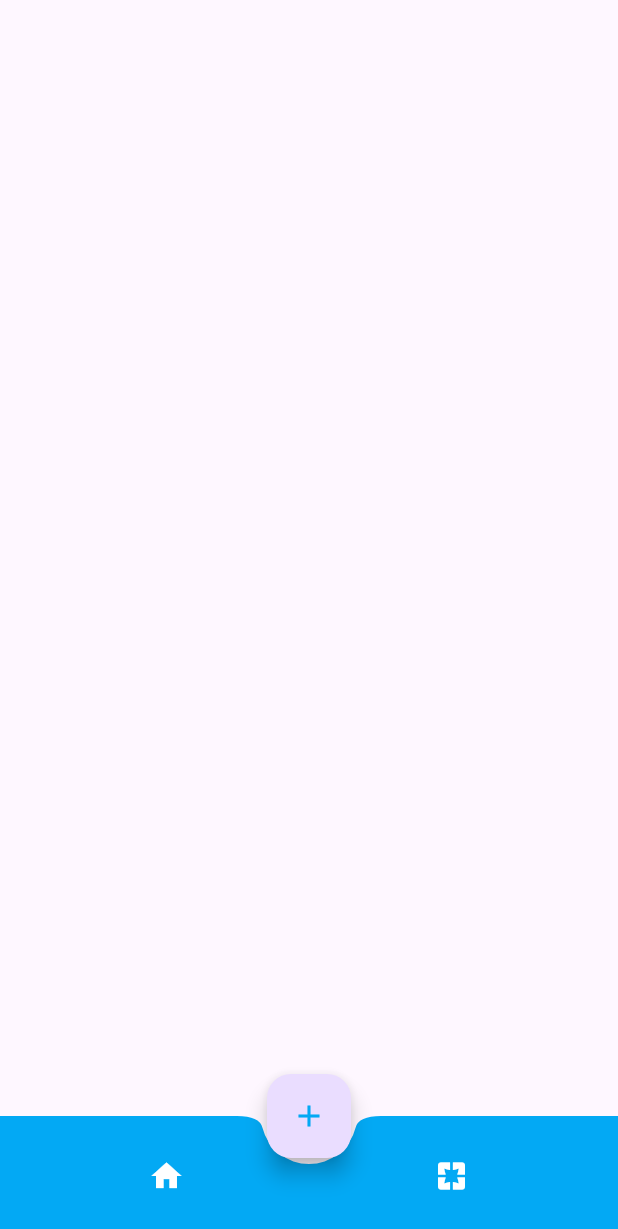
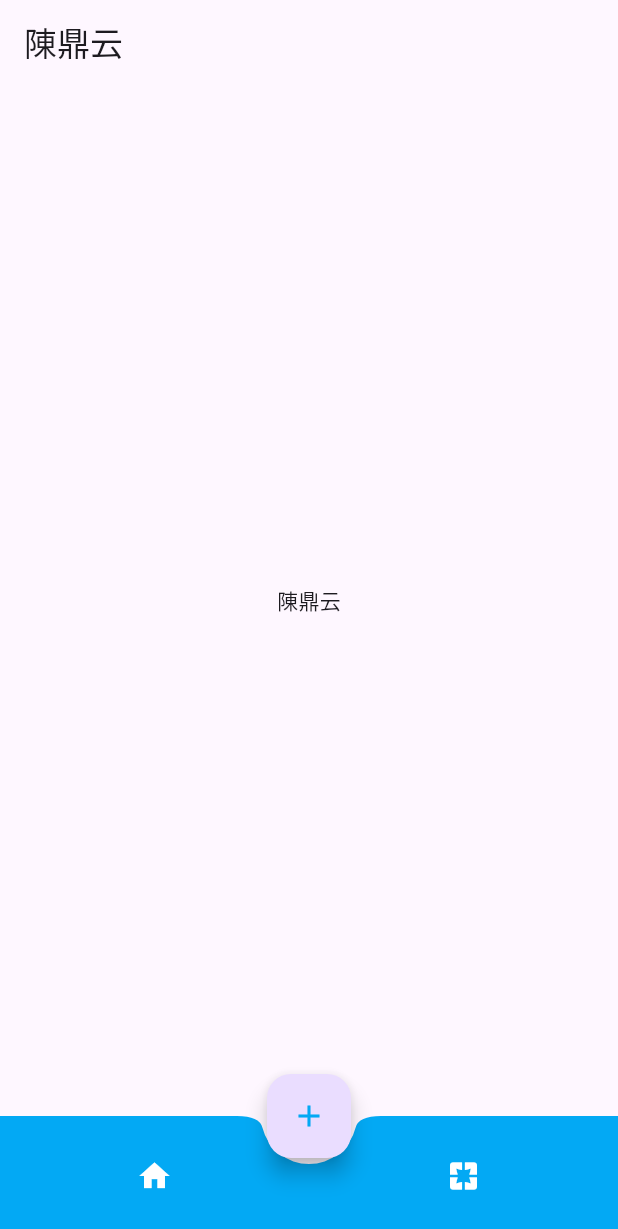
Before and after one commit to redfish-27182/my_flutter_learning, a Flutter app: the screen it shows after launch, on a phone screen of 412 x 824 dp. Shown: the top 1229 px of the screen. Run offline on Flutter 3.47's test engine with Material 3 defaults, Android fonts, the light colour scheme and no system bars.

Commit message:
class18: 底部路徑導航/不規則圖案/頁面跳轉

```diff
--- a/lib/bottom_navigation_widget.dart
+++ b/lib/bottom_navigation_widget.dart
@@ -1,47 +1,86 @@
 import 'package:flutter/material.dart';
+import 'each_view.dart';
 
-class BottomAppBarDemo extends StatefulWidget{
+class BottomAppBarDemo extends StatefulWidget {
+  @override
   _BottomAppBarDemoState createState() => _BottomAppBarDemoState();
 }
 
-class _BottomAppBarDemoState extends State<BottomAppBarDemo>{
+class _BottomAppBarDemoState extends State<BottomAppBarDemo> {
+  List<Widget> _eachView = [];
+  int _index = 0;
+
   @override
-  Widget build(BuildContext context){
+  void initState() {
+    super.initState();
+    _eachView = [];
+    _eachView
+      ..add(EachView("陳鼎云")) // 💡 陣列編號 0
+      ..add(EachView("楊伶予")); // 💡 陣列編號 1
+  }
+
+  @override
+  Widget build(BuildContext context) {
     return Scaffold(
+      body: _eachView[_index],
+
+      // 🟢 1. 懸浮大顆加號按鈕，點擊會彈出新頁面
       floatingActionButton: FloatingActionButton(
-        onPressed: (){},
-        //提示意思，長按才顯示
+        onPressed: () {
+          Navigator.of(context).push(
+            MaterialPageRoute(
+              builder: (BuildContext context) {
+                return EachView('新頁面');
+              },
+            ),
+          );
+        },
         tooltip: '陳鼎云',
-        child: Icon(
+        child: const Icon(
           Icons.add,
-          color:Colors.lightBlue,
-        )
+          color: Colors.lightBlue,
+        ),
       ),
-      floatingActionButtonLocation: FloatingActionButtonLocation.miniCenterDocked,
+
+      // 💡 修正一：把不合法的 miniCenterDocked 改回經典標準的 centerDocked
+      floatingActionButtonLocation: FloatingActionButtonLocation.centerDocked,
+
+      // 🟢 2. 高質感內凹底部導航欄
       bottomNavigationBar: BottomAppBar(
         color: Colors.lightBlue,
-        shape: CircularNotchedRectangle(),
+        shape: const CircularNotchedRectangle(),
+
+        // 💡 額外贈送：強制將內建間距歸零，新版 Flutter 凹槽才切得漂亮、IconButton 才不會歪掉
+        padding: EdgeInsets.zero,
+
         child: Row(
           mainAxisSize: MainAxisSize.max,
           mainAxisAlignment: MainAxisAlignment.spaceAround,
           children: <Widget>[
+            // 🛑 左邊按鈕：Home
             IconButton(
-              icon: Icon(Icons.home),
+              icon: const Icon(Icons.home),
               color: Colors.white,
-              onPressed: (){
-
+              onPressed: () {
+                setState(() {
+                  _index = 0; // 點擊切換到編號 0 (陳鼎云)
+                });
               },
             ),
+            // 🛑 右邊按鈕：Pages
             IconButton(
-              icon: Icon(Icons.pages),
+              icon: const Icon(Icons.pages),
               color: Colors.white,
-              onPressed: (){
-
+              onPressed: () {
+                // 💡 修正二：修正複製蟲！把 0 改成 1，這樣點擊才能順利切換到「楊伶予」畫面喔！
+                setState(() {
+                  _index = 1;
+                });
               },
-            )
-          ]
-        )
-      )
+            ),
+          ],
+        ),
+      ),
     );
   }
 }
--- /dev/null
+++ b/lib/each_view.dart
@@ -0,0 +1,17 @@
+import 'package:flutter/material.dart';
+
+class EachView extends StatefulWidget{
+  String _title;
+  EachView(this._title);
+  _EachViewState createState() => _EachViewState();
+}
+
+class _EachViewState extends State<EachView>{
+  @override
+  Widget build(BuildContext context){
+    return Scaffold(
+      appBar: AppBar(title:Text(widget._title)),
+      body: Center(child: Text(widget._title))
+    );
+  }
+}
```
